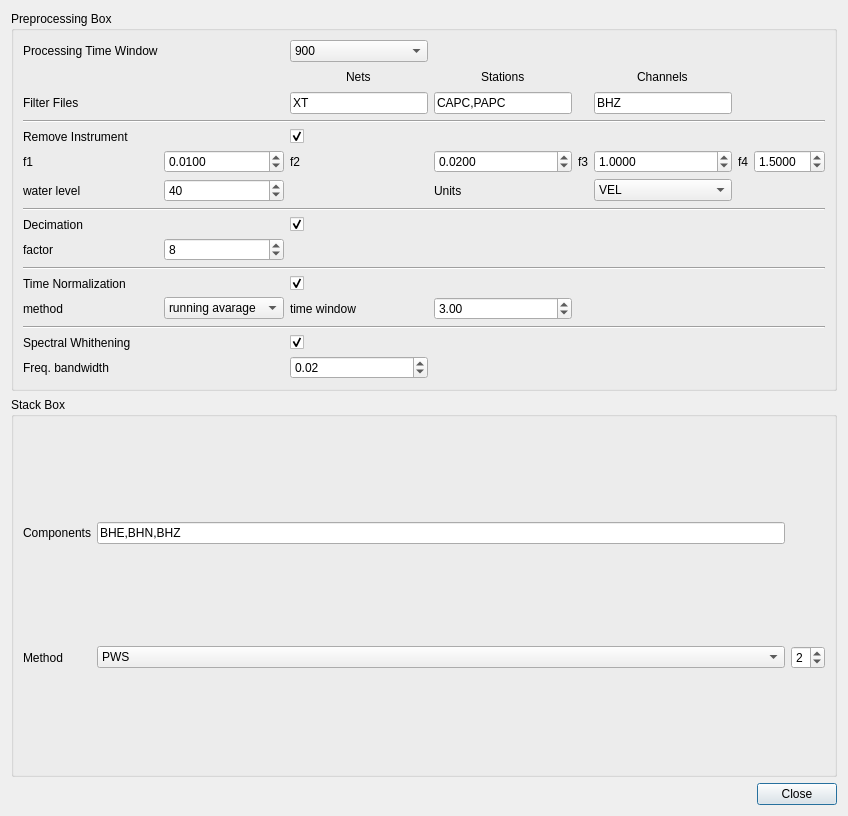
First picture: the form in isp/resources/designer_uis/SettingsDialogNoise.ui, repository ProjectISP/ISP, before the edit.
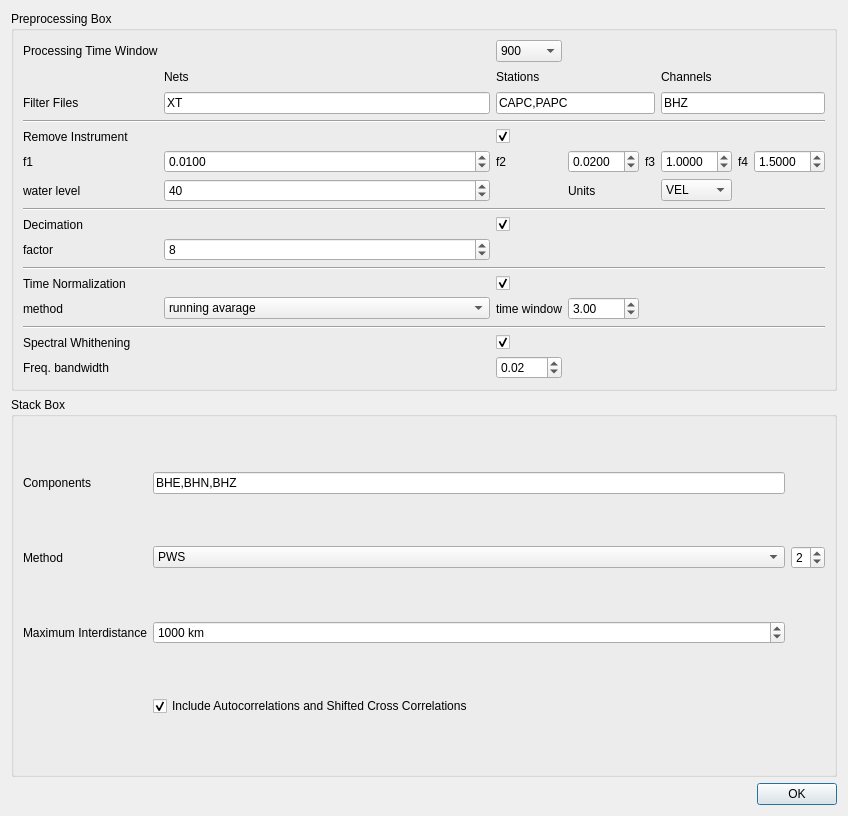
Second picture: the form after the edit.

Commit message: Included in EGFs Frame, not include autocorrelations neither shift crosscorrelations and maximum distance threshold

What changed in the file:
```diff
--- a/isp/resources/designer_uis/SettingsDialogNoise.ui
+++ b/isp/resources/designer_uis/SettingsDialogNoise.ui
@@ -20,6 +20,20 @@
       <string>Preprocessing Box</string>
      </property>
      <layout class="QGridLayout" name="gridLayout">
+      <item row="2" column="1">
+       <widget class="QLineEdit" name="lineEditNets">
+        <property name="text">
+         <string>XT</string>
+        </property>
+       </widget>
+      </item>
+      <item row="1" column="1">
+       <widget class="QLabel" name="label_19">
+        <property name="text">
+         <string>Nets</string>
+        </property>
+       </widget>
+      </item>
       <item row="16" column="2">
        <widget class="QDoubleSpinBox" name="freqbandwidth">
         <property name="value">
@@ -101,6 +115,12 @@
       </item>
       <item row="6" column="0">
        <widget class="QLabel" name="label">
+        <property name="sizePolicy">
+         <sizepolicy hsizetype="Minimum" vsizetype="Preferred">
+          <horstretch>0</horstretch>
+          <verstretch>0</verstretch>
+         </sizepolicy>
+        </property>
         <property name="text">
          <string>f1</string>
         </property>
@@ -113,13 +133,16 @@
         </property>
        </widget>
       </item>
-      <item row="4" column="2">
-       <widget class="QCheckBox" name="remove_responseCB">
-        <property name="text">
-         <string/>
+      <item row="6" column="5">
+       <widget class="QDoubleSpinBox" name="f3">
+        <property name="decimals">
+         <number>4</number>
         </property>
-        <property name="checked">
-         <bool>true</bool>
+        <property name="singleStep">
+         <double>0.010000000000000</double>
+        </property>
+        <property name="value">
+         <double>1.000000000000000</double>
         </property>
        </widget>
       </item>
@@ -130,34 +153,14 @@
         </property>
        </widget>
       </item>
-      <item row="6" column="5">
-       <widget class="QDoubleSpinBox" name="f3">
-        <property name="decimals">
-         <number>4</number>
-        </property>
-        <property name="singleStep">
-         <double>0.010000000000000</double>
-        </property>
-        <property name="value">
-         <double>1.000000000000000</double>
-        </property>
-       </widget>
-      </item>
-      <item row="6" column="3">
-       <widget class="QDoubleSpinBox" name="f2">
-        <property name="decimals">
-         <number>4</number>
-        </property>
-        <property name="singleStep">
-         <double>0.100000000000000</double>
-        </property>
-        <property name="value">
-         <double>0.020000000000000</double>
-        </property>
-       </widget>
-      </item>
       <item row="6" column="4">
        <widget class="QLabel" name="label_4">
+        <property name="sizePolicy">
+         <sizepolicy hsizetype="Maximum" vsizetype="Preferred">
+          <horstretch>0</horstretch>
+          <verstretch>0</verstretch>
+         </sizepolicy>
+        </property>
         <property name="text">
          <string>f3</string>
         </property>
@@ -191,6 +194,12 @@
       </item>
       <item row="6" column="2">
        <widget class="QLabel" name="label_2">
+        <property name="sizePolicy">
+         <sizepolicy hsizetype="Minimum" vsizetype="Preferred">
+          <horstretch>0</horstretch>
+          <verstretch>0</verstretch>
+         </sizepolicy>
+        </property>
         <property name="text">
          <string>f2</string>
         </property>
@@ -295,13 +304,6 @@
         </item>
        </widget>
       </item>
-      <item row="2" column="2">
-       <widget class="QLineEdit" name="lineEditNets">
-        <property name="text">
-         <string>XT</string>
-        </property>
-       </widget>
-      </item>
       <item row="0" column="0">
        <widget class="QLabel" name="label_17">
         <property name="text">
@@ -355,41 +357,57 @@
         </item>
        </widget>
       </item>
-      <item row="1" column="2" alignment="Qt::AlignHCenter">
-       <widget class="QLabel" name="label_19">
-        <property name="text">
-         <string>Nets</string>
-        </property>
-       </widget>
-      </item>
-      <item row="1" column="3" alignment="Qt::AlignHCenter">
+      <item row="1" column="2">
        <widget class="QLabel" name="label_20">
         <property name="text">
          <string>Stations</string>
         </property>
        </widget>
       </item>
-      <item row="1" column="5" alignment="Qt::AlignHCenter">
+      <item row="6" column="3">
+       <widget class="QDoubleSpinBox" name="f2">
+        <property name="decimals">
+         <number>4</number>
+        </property>
+        <property name="singleStep">
+         <double>0.100000000000000</double>
+        </property>
+        <property name="value">
+         <double>0.020000000000000</double>
+        </property>
+       </widget>
+      </item>
+      <item row="1" column="5">
        <widget class="QLabel" name="label_21">
         <property name="text">
          <string>Channels</string>
         </property>
        </widget>
       </item>
-      <item row="2" column="3">
+      <item row="2" column="2" colspan="3">
        <widget class="QLineEdit" name="lineEditStations">
         <property name="text">
          <string>CAPC,PAPC</string>
         </property>
        </widget>
       </item>
-      <item row="2" column="5">
+      <item row="2" column="5" colspan="3">
        <widget class="QLineEdit" name="lineEditChannels">
         <property name="text">
          <string>BHZ</string>
         </property>
        </widget>
       </item>
+      <item row="4" column="2" colspan="6">
+       <widget class="QCheckBox" name="remove_responseCB">
+        <property name="text">
+         <string/>
+        </property>
+        <property name="checked">
+         <bool>true</bool>
+        </property>
+       </widget>
+      </item>
      </layout>
     </widget>
    </item>
@@ -399,33 +417,24 @@
       <string>Stack Box</string>
      </property>
      <layout class="QGridLayout" name="gridLayout_3">
-      <item row="1" column="1">
-       <widget class="QLabel" name="label_15">
+      <item row="3" column="3">
+       <widget class="QCheckBox" name="autocorrCB">
         <property name="text">
-         <string>Method</string>
+         <string>Include Autocorrelations and Shifted Cross Correlations</string>
         </property>
+        <property name="checked">
+         <bool>true</bool>
+        </property>
        </widget>
       </item>
-      <item row="1" column="2">
-       <widget class="QComboBox" name="stackCB">
-        <item>
-         <property name="text">
-          <string>PWS</string>
-         </property>
-        </item>
-        <item>
-         <property name="text">
-          <string>Linear</string>
-         </property>
-        </item>
-        <item>
-         <property name="text">
-          <string>nrooth</string>
-         </property>
-        </item>
+      <item row="2" column="1">
+       <widget class="QLabel" name="label_22">
+        <property name="text">
+         <string>Maximum Interdistance</string>
+        </property>
        </widget>
       </item>
-      <item row="1" column="3">
+      <item row="1" column="4">
        <widget class="QSpinBox" name="powerSB">
         <property name="minimum">
          <number>1</number>
@@ -445,13 +454,52 @@
         </property>
        </widget>
       </item>
-      <item row="0" column="2">
+      <item row="1" column="3">
+       <widget class="QComboBox" name="stackCB">
+        <item>
+         <property name="text">
+          <string>PWS</string>
+         </property>
+        </item>
+        <item>
+         <property name="text">
+          <string>Linear</string>
+         </property>
+        </item>
+        <item>
+         <property name="text">
+          <string>nrooth</string>
+         </property>
+        </item>
+       </widget>
+      </item>
+      <item row="1" column="1">
+       <widget class="QLabel" name="label_15">
+        <property name="text">
+         <string>Method</string>
+        </property>
+       </widget>
+      </item>
+      <item row="0" column="3">
        <widget class="QLineEdit" name="componentsLE">
         <property name="text">
          <string>BHE,BHN,BHZ</string>
         </property>
        </widget>
       </item>
+      <item row="2" column="3">
+       <widget class="QSpinBox" name="max_distanceBtn">
+        <property name="suffix">
+         <string> km</string>
+        </property>
+        <property name="maximum">
+         <number>10000</number>
+        </property>
+        <property name="value">
+         <number>1000</number>
+        </property>
+       </widget>
+      </item>
      </layout>
     </widget>
    </item>
@@ -461,7 +509,7 @@
       <enum>Qt::Horizontal</enum>
      </property>
      <property name="standardButtons">
-      <set>QDialogButtonBox::Close</set>
+      <set>QDialogButtonBox::Ok</set>
      </property>
     </widget>
    </item>
```
The commit also changes 3 other files.
